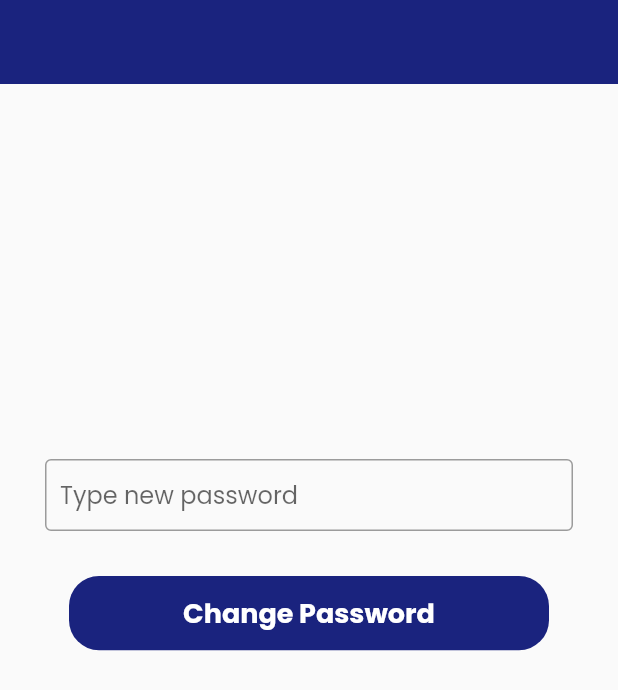
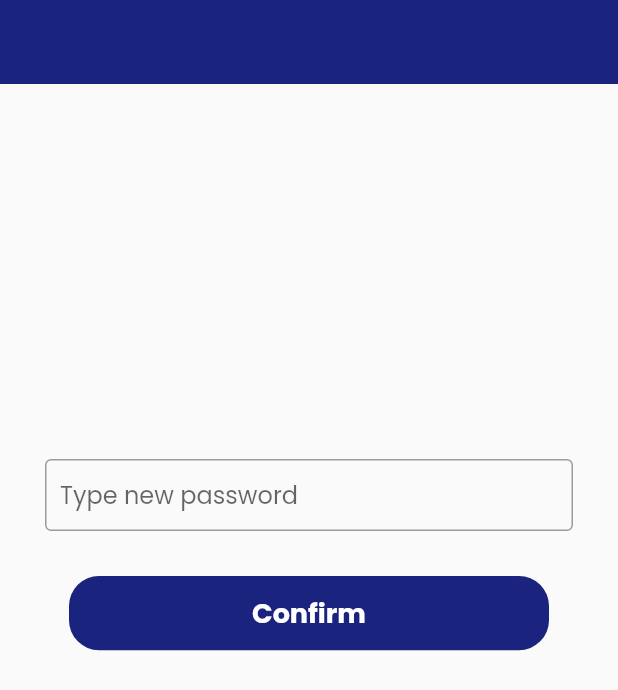
Before and after one commit to wassi10/Record-keepers, a Flutter app: the ProfileScreen screen opened directly, after a tap on "Change Password", on a phone screen of 412 x 824 dp. Shown: the top 690 px of the screen. Run offline on Flutter 3.47's test engine with Material 2 defaults, Android fonts, the phone set to English and light mode, and no system bars; our stand-ins replace cloud_firestore, firebase_auth, firebase_core, google_sign_in; accounts and stored records are empty.

Commit message:
change password added

```diff
--- a/lib/screens/change_pass.dart
+++ b/lib/screens/change_pass.dart
@@ -13,6 +13,8 @@ class ChangePassword extends StatefulWidget {
 
 class _ChangePasswordState extends State<ChangePassword> {
 
+  final _formKey = GlobalKey<FormState>();
+
   var newPass = " ";
   final newPassController = TextEditingController();
 
@@ -27,7 +29,7 @@ class _ChangePasswordState extends State<ChangePassword> {
     try{
       await user!.updatePassword(newPass);
       FirebaseAuth.instance.signOut();
-      Navigator.push(context, MaterialPageRoute(builder:  (context) => LogInScreen(),),);
+      Navigator.pushReplacement(context, MaterialPageRoute(builder:  (context) => LogInScreen(),),);
       ScaffoldMessenger.of(context).showSnackBar(SnackBar(
           backgroundColor: whiteColor,
           content: Text('Password has been changed, Login Again!'),),);
@@ -44,7 +46,9 @@ class _ChangePasswordState extends State<ChangePassword> {
         automaticallyImplyLeading: false, // this is for remove the back button
       ),
 
-      body: Padding(padding: defaultPadding,
+      body: Form(
+        key: _formKey,
+      child: Padding(padding: defaultPadding,
         child: SingleChildScrollView(
           child: Column(
             crossAxisAlignment: CrossAxisAlignment.start,
@@ -54,15 +58,21 @@ class _ChangePasswordState extends State<ChangePassword> {
                 height: 250,
               ),
 
-               TextField(
-
-                decoration: InputDecoration(
+               TextFormField(
+                 controller: newPassController,
+                decoration: const InputDecoration(
                   hintText: "Type new password",
                   border: OutlineInputBorder(),
                   contentPadding: EdgeInsets.all(10),
                 ),
 
-                controller: newPassController,
+                 validator: (value){
+                   if(value == null || value.isEmpty){
+                     return 'Please Enter password';
+                   }
+                   return null;
+                 },
+
               ),
 
 
@@ -71,12 +81,19 @@ class _ChangePasswordState extends State<ChangePassword> {
               ),
 
 
+              //change pass
               MaterialButton(
                 onPressed: (){
 
+                  if(_formKey.currentState!.validate()){
+                    setState(() {
+                      newPass = newPassController.text;
+                    });
+                    changePass();
+                  }
                 },
 
-                child:Buttons(buttonText: "Change Password") ,
+                child:Buttons(buttonText: "Confirm") ,
               ),
 
             ],
@@ -86,6 +103,7 @@ class _ChangePasswordState extends State<ChangePassword> {
         ),
 
       ),
+    ),
 
     );
   }
--- a/lib/screens/profile_screen.dart
+++ b/lib/screens/profile_screen.dart
@@ -30,7 +30,7 @@ class _ProfileScreenState extends State<ProfileScreen> {
         child: Column(
           children: [
             SizedBox(
-              height: 350,
+              height: 370,
             ),
 
             //change password
@@ -39,8 +39,7 @@ class _ProfileScreenState extends State<ProfileScreen> {
                 Navigator.push(context, MaterialPageRoute(builder:  (context) => ChangePassword(),),);
               },
               child: const ListTile(
-                // leading: Icon(Icons.arrow_back_ios_sharp),
-                title: Text(' Change Password',
+                title: Text('Change Password',
                   style: TextStyle(
                       fontFamily: 'poppins',fontSize: 20, color: blackColor, fontWeight: FontWeight.w500
                   ),
@@ -48,6 +47,19 @@ class _ProfileScreenState extends State<ProfileScreen> {
               ),
             ),
 
+            //about app
+            MaterialButton(
+              onPressed: (){
+
+              },
+              child: ListTile(
+                title: Text('About app',
+                  style: TextStyle(
+                      fontFamily: 'poppins',fontSize: 20, color: blackColor, fontWeight: FontWeight.w500
+                  ),
+                ),
+              ),
+            ),
 
             //logout button
             MaterialButton(
@@ -58,11 +70,12 @@ class _ProfileScreenState extends State<ProfileScreen> {
                 leading: Icon(Icons.arrow_back_ios_sharp),
                 title: Text('  Log Out',
                   style: TextStyle(
-                      fontFamily: 'poppins',fontSize: 20, color: blackColor, fontWeight: FontWeight.w500
+                      fontFamily: 'poppins',fontSize: 18, color: blackColor, fontWeight: FontWeight.w500
                   ),
                 ),
               ),
             ),
+
           ],
 
         ),
```
